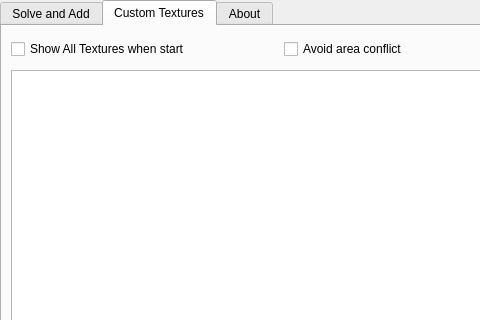
Stellarium/stellarium, file plugins/NebulaTextures/src/gui/nebulaTexturesDialog.ui: the form before one commit; both pictures show x 0 to 480 and y 0 to 320 of the 836 by 511 pixel window.
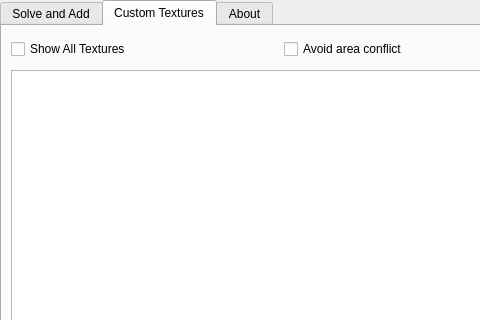
The form after the commit. Icons and pictures are not drawn. Custom widgets are drawn as their Qt base class.

Commit message: config checkstate

Diff of the .ui file:
```diff
--- a/plugins/NebulaTextures/src/gui/nebulaTexturesDialog.ui
+++ b/plugins/NebulaTextures/src/gui/nebulaTexturesDialog.ui
@@ -472,7 +472,7 @@
            <item>
             <widget class="QCheckBox" name="checkBoxShow">
              <property name="text">
-              <string>Show All Textures when start</string>
+              <string>Show All Textures</string>
              </property>
             </widget>
            </item>
```
The commit also changes 2 other files.
